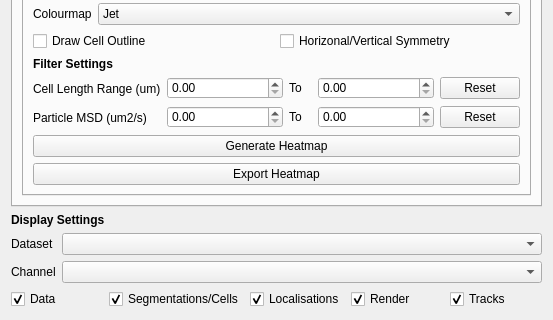
This is src/moltrack/GUI/widget_ui.ui in piedrro/napari-moltrack as Qt 5 draws it before an edit; both pictures show x 0 to 553 and y 364 to 684 of the 553 by 684 pixel window. The edited form follows.
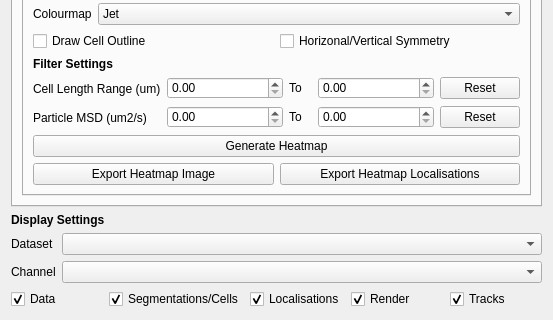
This is the edited form. The open tabs and pages were chosen to show the change.

Commit message: added heatmap locs export

What changed in the file:
```diff
--- a/src/moltrack/GUI/widget_ui.ui
+++ b/src/moltrack/GUI/widget_ui.ui
@@ -3416,11 +3416,22 @@
             </widget>
            </item>
            <item>
+            <layout class="QGridLayout" name="gridLayout_10">
+             <item row="0" column="0">
             <widget class="QPushButton" name="export_heatmap">
              <property name="text">
-              <string>Export Heatmap</string>
-             </property>
-            </widget>
+                <string>Export Heatmap Image</string>
+               </property>
+              </widget>
+             </item>
+             <item row="0" column="1">
+              <widget class="QPushButton" name="export_heatmap_locs">
+               <property name="text">
+                <string>Export Heatmap Localisations</string>
+               </property>
+              </widget>
+             </item>
+            </layout>
            </item>
           </layout>
          </widget>
```
Lines whose indentation alone changed are shown as unchanged. The commit also changes 8 other files.
